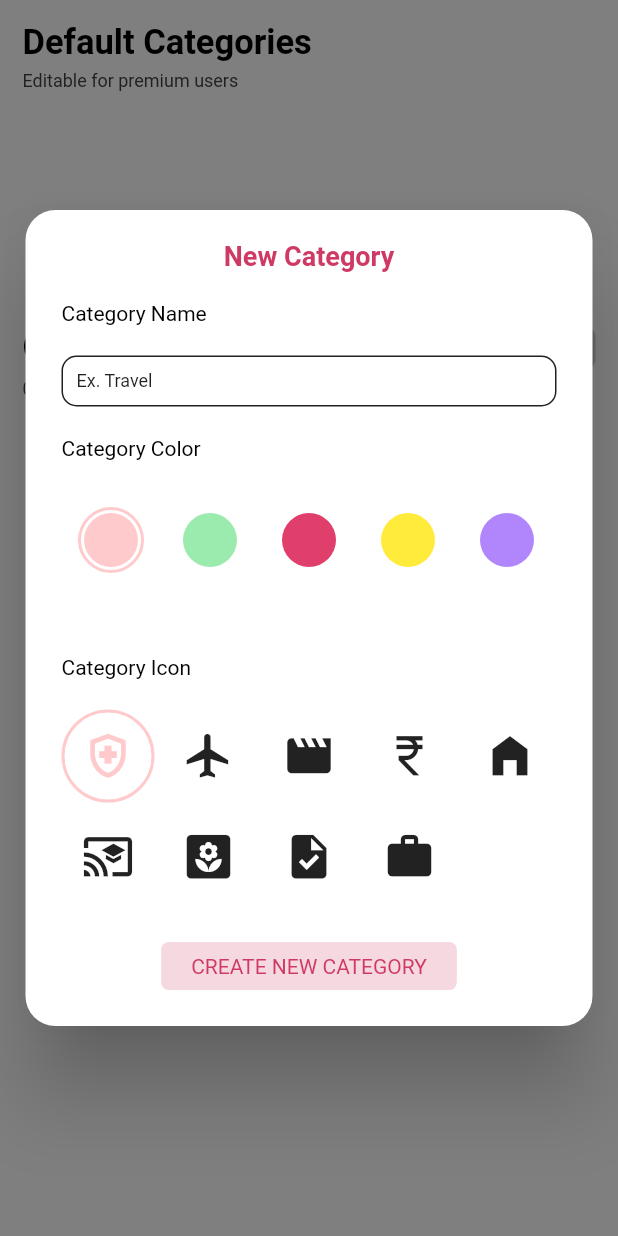
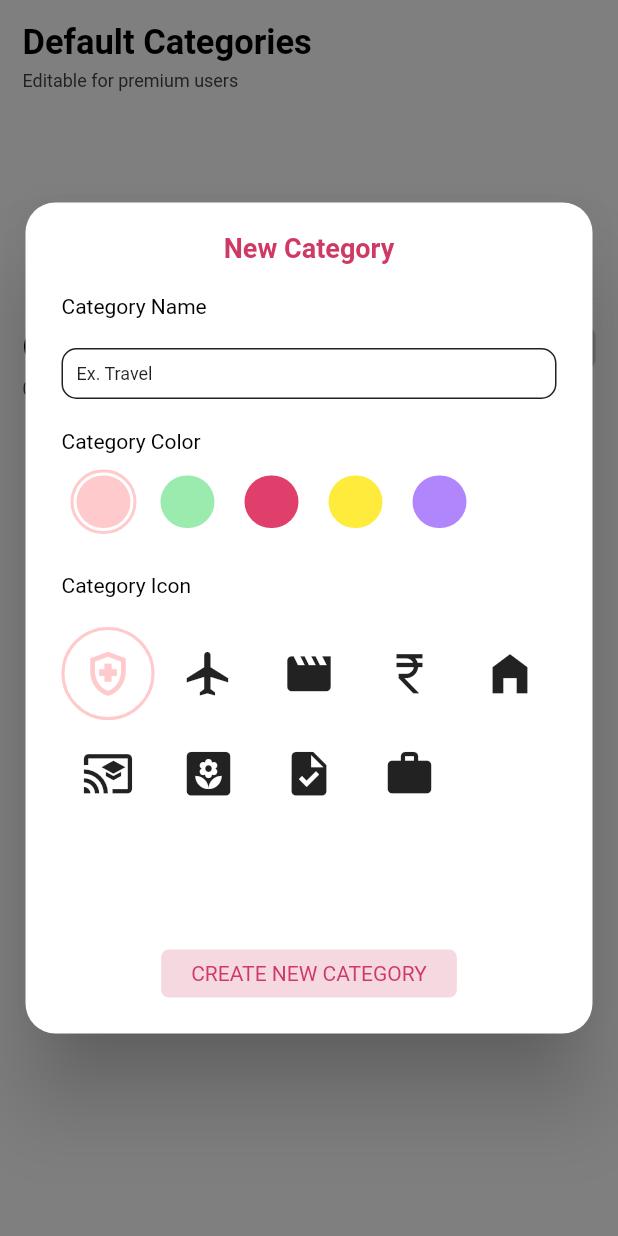
Before and after one commit to shubham0302/habit-app, a Flutter app: the CategoriesScreen screen opened by its route, after a tap on the "add" icon, on a phone screen of 412 x 824 dp. Run offline on Flutter 3.47's test engine with Material 2 defaults, Android fonts, the phone set to English and light mode, and no system bars; our stand-ins replace awesome_notifications, circular_countdown_timer, drift, file_picker, firebase_auth, firebase_core and 17 more; missing offline and left inert: app_settings, dart:ffi, day_night_time_picker, flutter_alarm_clock, flutter_ringtone_player, flutter_shake_animated and 3 more; accounts and stored records are empty; generated files the repository leaves out were written again.

Commit message:
FIX : Custom dialogue UI

```diff
--- a/lib/screens/categories/custom_dialog_categories.dart
+++ b/lib/screens/categories/custom_dialog_categories.dart
@@ -51,19 +51,17 @@ void CategoriesCustomDialogBox(BuildContext context, bool fromUpdate) {
                           ),
                           SH.large(),
                           LabelText(text: "Category Color".tr),
-                          SH.large(),
+                          SH.small(),
                           Container(
-                            height: 90,
+                            height: 55,
                             width: MediaQuery.of(context).size.width,
-                            child: GridView.builder(
-                              physics: const NeverScrollableScrollPhysics(),
-                              shrinkWrap: true,
-                              gridDelegate:
-                                  const SliverGridDelegateWithFixedCrossAxisCount(
-                                      crossAxisCount: 5),
+                            child: ListView.builder(
+                              scrollDirection: Axis.horizontal,
                               itemCount: categoryController.iconColor.length,
                               itemBuilder: (context, index) {
                                 return Center(
+                                  child: Padding(
+                                    padding: const EdgeInsets.all(6),
                                     child: InkWell(
                                       borderRadius: BorderRadius.circular(50),
                                       onTap: () {
@@ -87,17 +85,10 @@ void CategoriesCustomDialogBox(BuildContext context, bool fromUpdate) {
                                                   ? categoryController
                                                       .iconColor[index]
                                                   : Colors.transparent,
-                                              // color: themeController.mode == 'blue'
-                                              //     ? (Theme.of(context).brightness ==
-                                              //             Brightness.light
-                                              //         ? ColorSchemeData.themeData[
-                                              //             'blue']!['primaryColor']
-                                              //         : ColorSchemeData.darkThemeData[
-                                              //             'blue']!['primaryColor'])!
-                                              //     : Colors.transparent,
                                             ),
                                             borderRadius:
-                                                BorderRadius.circular(22)),
+                                                BorderRadius.circular(22),
+                                          ),
                                           child: Container(
                                             height: 40,
                                             width: 40,
@@ -105,8 +96,10 @@ void CategoriesCustomDialogBox(BuildContext context, bool fromUpdate) {
                                               borderRadius:
                                                   BorderRadius.circular(25),
                                               color: categoryController
-                                                  .iconColor[index]),
+                                                  .iconColor[index],
+                                            ),
                                             // child: Icon(Icons.arrow_forward_ios_rounded),
+                                          ),
                                         ),
                                       ),
                                     ),
@@ -119,7 +112,7 @@ void CategoriesCustomDialogBox(BuildContext context, bool fromUpdate) {
                           LabelText(text: "Category Icon".tr),
                           SH.large(),
                           Container(
-                            height: 150,
+                            height: 210,
                             width: MediaQuery.of(context).size.width,
                             child: GridView.builder(
                               physics: const NeverScrollableScrollPhysics(),
```
Lines whose indentation alone changed are shown as unchanged.
